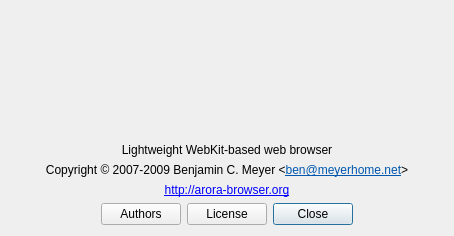
Old version of the form src/aboutdialog.ui in the repository EndorphinBrowser/browser.
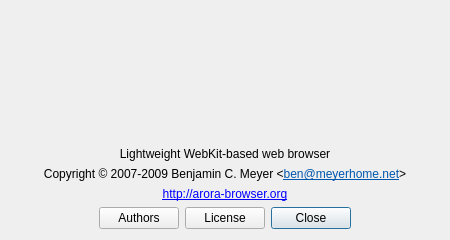
New version of the form.

Commit message: Add WebKit version to the About dialog.

```diff
--- a/src/aboutdialog.ui
+++ b/src/aboutdialog.ui
@@ -5,8 +5,8 @@
    <rect>
     <x>0</x>
     <y>0</y>
-    <width>454</width>
-    <height>236</height>
+    <width>450</width>
+    <height>240</height>
    </rect>
   </property>
   <property name="modal" >
```
Left out of the diff: 23 changed lines with no effect on the pictures. The commit also changes 1 other file.
